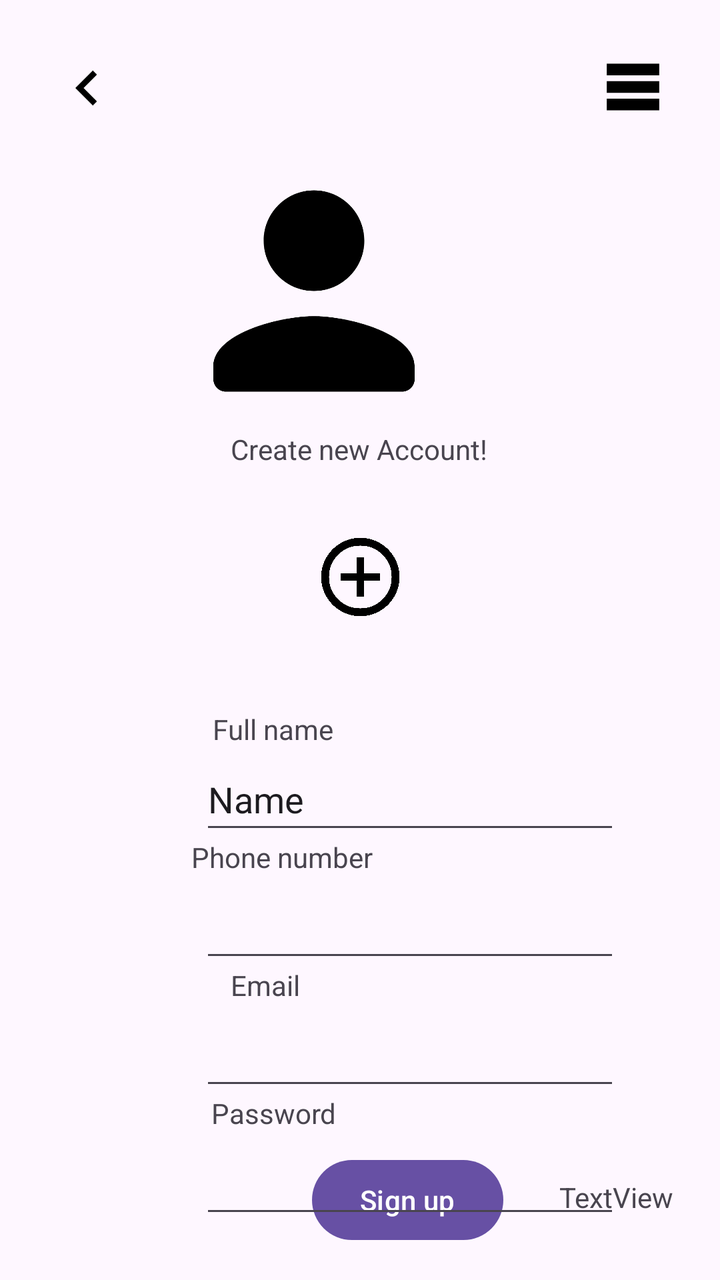
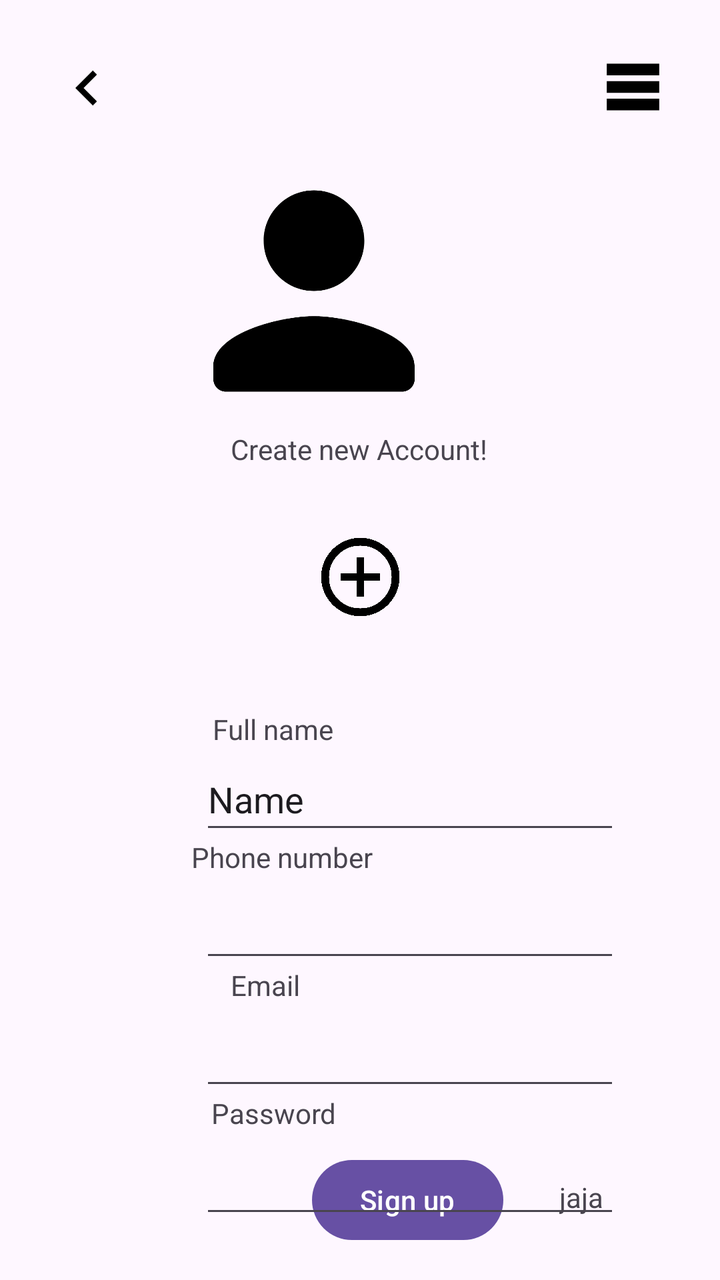

Two renders of the same Android screen: before a commit and after it. Below are the layout's source before the change and the commit's diff.
<!-- AndroidManifest.xml: application theme Theme.MyApplication -->
<!-- res/layout/activity_main.xml -->
<?xml version="1.0" encoding="utf-8"?>
<androidx.constraintlayout.widget.ConstraintLayout xmlns:android="http://schemas.android.com/apk/res/android"
    xmlns:app="http://schemas.android.com/apk/res-auto"
    xmlns:tools="http://schemas.android.com/tools"
    android:id="@+id/main"
    android:layout_width="match_parent"
    android:layout_height="match_parent"
    tools:context=".MainActivity">

    <Button
        android:id="@+id/but_signup"
        android:layout_width="wrap_content"
        android:layout_height="wrap_content"
        android:layout_marginStart="156dp"
        android:layout_marginBottom="16dp"
        android:text="Sign up"
        app:layout_constraintBottom_toBottomOf="parent"
        app:layout_constraintStart_toStartOf="parent" />

    <ImageButton
        android:id="@+id/hamburguesa"
        android:layout_width="55dp"
        android:layout_height="55dp"
        android:layout_marginTop="16dp"
        android:layout_marginEnd="16dp"
        android:background="?attr/selectableItemBackgroundBorderless"
        android:contentDescription="Abrir menú"
        android:padding="10dp"
        android:scaleType="fitCenter"
        android:src="@drawable/baseline_table_rows_24"
        app:layout_constraintEnd_toEndOf="parent"
        app:layout_constraintTop_toTopOf="parent" />

    <ImageButton
        android:id="@+id/flecha_izquierda"
        android:layout_width="55dp"
        android:layout_height="56dp"
        android:layout_marginStart="16dp"
        android:layout_marginTop="16dp"
        android:background="?attr/selectableItemBackgroundBorderless"
        android:contentDescription="Abrir menú"
        android:padding="10dp"
        android:scaleType="fitCenter"
        android:src="@drawable/baseline_chevron_left_24"
        app:layout_constraintStart_toStartOf="parent"
        app:layout_constraintTop_toTopOf="parent" />

    <ImageButton
        android:id="@+id/icono_persona"
        android:layout_width="198dp"
        android:layout_height="171dp"
        android:layout_marginTop="60dp"
        android:layout_marginEnd="104dp"
        android:background="?attr/selectableItemBackgroundBorderless"
        android:contentDescription="Abrir menú"
        android:padding="10dp"
        android:scaleType="fitCenter"
        android:src="@drawable/round_person_24"
        app:layout_constraintEnd_toEndOf="parent"
        app:layout_constraintTop_toTopOf="parent" />

    <TextView
        android:id="@+id/textView2"
        android:layout_width="wrap_content"
        android:layout_height="wrap_content"
        android:text="Create new Account!"
        app:layout_constraintBottom_toBottomOf="parent"
        app:layout_constraintEnd_toEndOf="parent"
        app:layout_constraintHorizontal_bias="0.498"
        app:layout_constraintStart_toStartOf="parent"
        app:layout_constraintTop_toTopOf="parent"
        app:layout_constraintVertical_bias="0.346" />

    <TextView
        android:id="@+id/textView3"
        android:layout_width="wrap_content"
        android:layout_height="wrap_content"
        android:text="Full name"
        app:layout_constraintBottom_toTopOf="@+id/editTextText"
        app:layout_constraintEnd_toEndOf="parent"
        app:layout_constraintHorizontal_bias="0.355"
        app:layout_constraintStart_toStartOf="parent"
        app:layout_constraintTop_toTopOf="parent"
        app:layout_constraintVertical_bias="1.0" />

    <TextView
        android:id="@+id/textView4"
        android:layout_width="wrap_content"
        android:layout_height="wrap_content"
        android:text="Phone number"
        app:layout_constraintBottom_toTopOf="@+id/editTextPhone"
        app:layout_constraintEnd_toEndOf="parent"
        app:layout_constraintHorizontal_bias="0.355"
        app:layout_constraintStart_toStartOf="parent"
        app:layout_constraintTop_toTopOf="parent"
        app:layout_constraintVertical_bias="1.0" />

    <TextView
        android:id="@+id/textView5"
        android:layout_width="wrap_content"
        android:layout_height="wrap_content"
        android:text="Email"
        app:layout_constraintBottom_toTopOf="@+id/email_text"
        app:layout_constraintEnd_toEndOf="parent"
        app:layout_constraintHorizontal_bias="0.355"
        app:layout_constraintStart_toStartOf="parent"
        app:layout_constraintTop_toTopOf="parent"
        app:layout_constraintVertical_bias="1.0" />

    <TextView
        android:id="@+id/textView6"
        android:layout_width="wrap_content"
        android:layout_height="wrap_content"
        android:text="Password"
        app:layout_constraintBottom_toTopOf="@+id/editTextTextPassword"
        app:layout_constraintEnd_toEndOf="parent"
        app:layout_constraintHorizontal_bias="0.355"
        app:layout_constraintStart_toStartOf="parent"
        app:layout_constraintTop_toTopOf="parent"
        app:layout_constraintVertical_bias="1.0" />

    <ImageButton
        android:id="@+id/icono_plus"
        android:layout_width="83dp"
        android:layout_height="67dp"
        android:background="?attr/selectableItemBackgroundBorderless"
        android:contentDescription="Abrir menú"
        android:padding="10dp"
        android:scaleType="fitCenter"
        android:src="@drawable/outline_add_circle_24"
        app:layout_constraintBottom_toBottomOf="parent"
        app:layout_constraintEnd_toEndOf="parent"
        app:layout_constraintStart_toStartOf="parent"
        app:layout_constraintTop_toTopOf="parent"
        app:layout_constraintVertical_bias="0.445" />

    <EditText
        android:id="@+id/email_text"
        android:layout_width="wrap_content"
        android:layout_height="wrap_content"
        android:layout_marginStart="100dp"
        android:layout_marginTop="16dp"
        android:ems="10"
        android:inputType="textEmailAddress"
        android:minHeight="48dp"
        app:layout_constraintStart_toStartOf="parent"
        app:layout_constraintTop_toBottomOf="@+id/editTextPhone" />

    <EditText
        android:id="@+id/editTextText"
        android:layout_width="wrap_content"
        android:layout_height="wrap_content"
        android:layout_marginStart="100dp"
        android:layout_marginTop="52dp"
        android:ems="10"
        android:inputType="text"
        android:minHeight="48dp"
        android:text="Name"
        app:layout_constraintStart_toStartOf="parent"
        app:layout_constraintTop_toBottomOf="@+id/icono_plus" />

    <EditText
        android:id="@+id/editTextTextPassword"
        android:layout_width="wrap_content"
        android:layout_height="wrap_content"
        android:layout_marginStart="100dp"
        android:layout_marginTop="16dp"
        android:ems="10"
        android:inputType="textPassword"
        android:minHeight="48dp"
        app:layout_constraintStart_toStartOf="parent"
        app:layout_constraintTop_toBottomOf="@+id/email_text" />

    <EditText
        android:id="@+id/editTextPhone"
        android:layout_width="wrap_content"
        android:layout_height="wrap_content"
        android:layout_marginStart="100dp"
        android:layout_marginTop="16dp"
        android:ems="10"
        android:inputType="phone"
        android:minHeight="48dp"
        app:layout_constraintStart_toStartOf="parent"
        app:layout_constraintTop_toBottomOf="@+id/editTextText" />

    <TextView
        android:id="@+id/text_resultado"
        android:layout_width="wrap_content"
        android:layout_height="wrap_content"
        android:layout_marginStart="28dp"
        android:layout_marginBottom="32dp"
        android:text="TextView"
        app:layout_constraintBottom_toBottomOf="parent"
        app:layout_constraintStart_toEndOf="@+id/but_signup" />

</androidx.constraintlayout.widget.ConstraintLayout>
<!-- resources referenced by this layout -->
<resources>
  <!-- drawable baseline_chevron_left_24 (drawable) -->
  <vector xmlns:android="http://schemas.android.com/apk/res/android" android:height="24dp" android:tint="#000000" android:viewportHeight="24" android:viewportWidth="24" android:width="24dp">
        
      <path android:fillColor="@android:color/white" android:pathData="M15.41,7.41L14,6l-6,6 6,6 1.41,-1.41L10.83,12z"/>
      
  </vector>
  <!-- drawable baseline_table_rows_24 (drawable) -->
  <vector xmlns:android="http://schemas.android.com/apk/res/android" android:height="24dp" android:tint="#000000" android:viewportHeight="24" android:viewportWidth="24" android:width="24dp">
        
      <path android:fillColor="@android:color/white" android:pathData="M21,8H3V4h18V8zM21,10H3v4h18V10zM21,16H3v4h18V16z"/>
      
  </vector>
  <!-- drawable outline_add_circle_24 (drawable) -->
  <vector xmlns:android="http://schemas.android.com/apk/res/android" android:height="24dp" android:tint="#000000" android:viewportHeight="960" android:viewportWidth="960" android:width="24dp">
        
      <path android:fillColor="@android:color/white" android:pathData="M440,680L520,680L520,520L680,520L680,440L520,440L520,280L440,280L440,440L280,440L280,520L440,520L440,680ZM480,880Q397,880 324,848.5Q251,817 197,763Q143,709 111.5,636Q80,563 80,480Q80,397 111.5,324Q143,251 197,197Q251,143 324,111.5Q397,80 480,80Q563,80 636,111.5Q709,143 763,197Q817,251 848.5,324Q880,397 880,480Q880,563 848.5,636Q817,709 763,763Q709,817 636,848.5Q563,880 480,880ZM480,800Q614,800 707,707Q800,614 800,480Q800,346 707,253Q614,160 480,160Q346,160 253,253Q160,346 160,480Q160,614 253,707Q346,800 480,800ZM480,480Q480,480 480,480Q480,480 480,480Q480,480 480,480Q480,480 480,480Q480,480 480,480Q480,480 480,480Q480,480 480,480Q480,480 480,480Z"/>
      
  </vector>
  <!-- drawable round_person_24 (drawable) -->
  <vector xmlns:android="http://schemas.android.com/apk/res/android" android:height="24dp" android:tint="#000000" android:viewportHeight="24" android:viewportWidth="24" android:width="24dp">
        
      <path android:fillColor="@android:color/white" android:pathData="M12,12c2.21,0 4,-1.79 4,-4s-1.79,-4 -4,-4 -4,1.79 -4,4 1.79,4 4,4zM12,14c-2.67,0 -8,1.34 -8,4v1c0,0.55 0.45,1 1,1h14c0.55,0 1,-0.45 1,-1v-1c0,-2.66 -5.33,-4 -8,-4z"/>
      
  </vector>
  <style name="Theme.MyApplication" parent="Base.Theme.MyApplication" />
  <style name="Base.Theme.MyApplication" parent="Theme.Material3.DayNight.NoActionBar">
          
          
      </style>
</resources>

<!-- the commit's change to res/layout/activity_main.xml (unified diff, before → after) -->
@@ -189,8 +189,10 @@
         android:layout_height="wrap_content"
         android:layout_marginStart="28dp"
         android:layout_marginBottom="32dp"
-        android:text="TextView"
+        android:text="jaja"
         app:layout_constraintBottom_toBottomOf="parent"
         app:layout_constraintStart_toEndOf="@+id/but_signup" />
 
+
+
 </androidx.constraintlayout.widget.ConstraintLayout>
